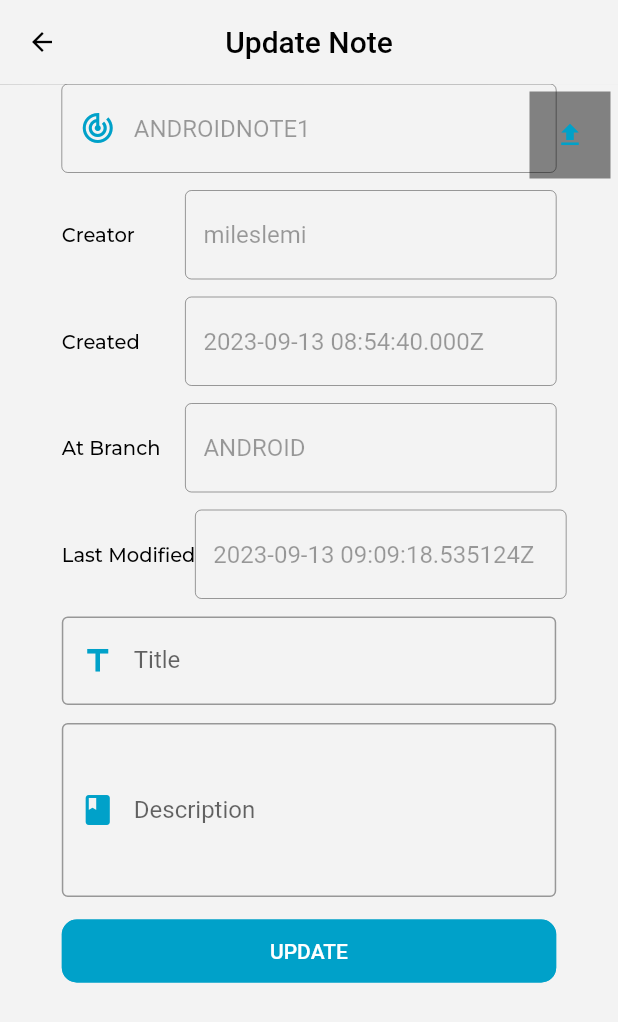
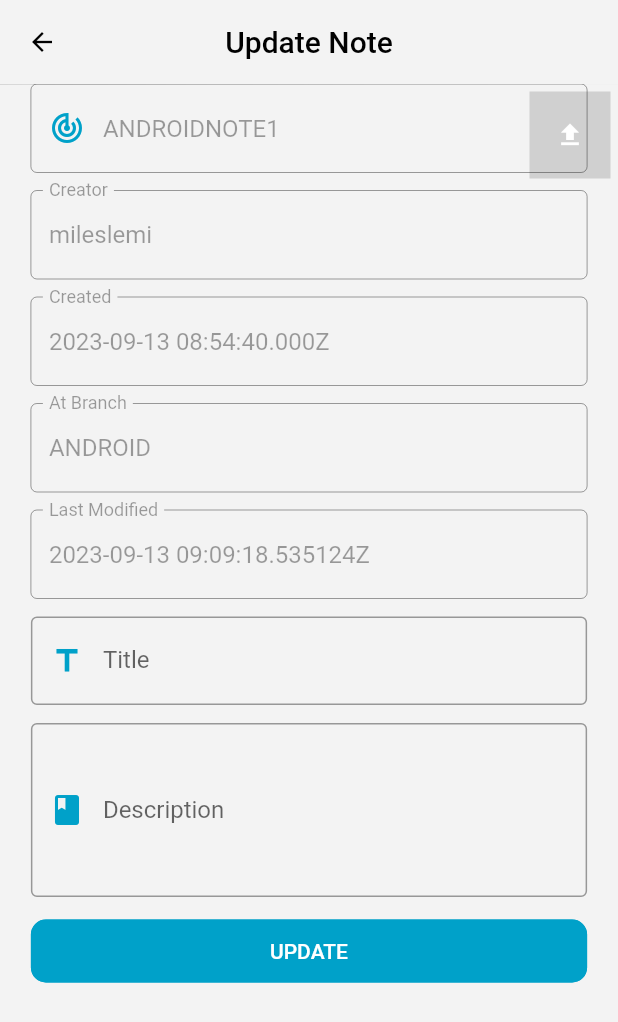
Before and after one commit to Mileslemi/appsyncing, a Flutter app: the DashBoard screen opened by its route, after a tap on an icon or button, on a phone screen of 412 x 824 dp. Shown: the top 1022 px of the screen. Run offline on Flutter 3.47's test engine with Material 2 defaults, Android fonts, the light colour scheme and no system bars; our stand-ins replace get, google_fonts, sqflite_common_ffi; missing offline and left inert: window_size; accounts and stored records are empty.

Commit message:
_modifying it to be mobile friendly

```diff
--- a/lib/common_widgets/note_display.dart
+++ b/lib/common_widgets/note_display.dart
@@ -59,7 +59,11 @@ Widget buildNotes(List<NoteModel> notes) => ListView.builder(
             ),
             //arguments: {"": ""},
           ),
-            child: noteTile(note));
+          child: SizedBox(
+            height: MediaQuery.of(context).size.height * .25,
+            child: noteTile(note),
+          ),
+        );
       },
     );
 
--- a/lib/common_widgets/note_extra_info.dart
+++ b/lib/common_widgets/note_extra_info.dart
@@ -17,15 +17,23 @@ class NoteExtraInfo extends StatelessWidget {
       top: 5,
       child: Container(
         padding: const EdgeInsets.symmetric(horizontal: 3, vertical: 5),
-        color: const Color.fromARGB(120, 0, 0, 0),
-        child: Column(
-          mainAxisSize: MainAxisSize.min,
-          children: [
-            (note?.synced ?? false)
-                ? const Icon(
-                    Icons.add_task_outlined,
-                    semanticLabel: "Sync",
-                    color: Colors.green,
+        color: const Color.fromARGB(37, 0, 0, 0),
+        child: (note?.synced ?? false)
+            ? const Padding(
+                padding: EdgeInsets.all(8.0),
+                child: Icon(
+                  Icons.add_task_outlined,
+                  semanticLabel: "Sync",
+                  color: Colors.green,
+                ),
+              )
+            : (note?.mergeConflict ?? false)
+                ? IconButton(
+                    onPressed: () {},
+                    icon: const Icon(
+                      Icons.warning,
+                      color: Colors.amber,
+                    ),
                   )
                 : IconButton(
                     onPressed: () {
@@ -33,16 +41,11 @@ class NoteExtraInfo extends StatelessWidget {
                       // resolving is to compare the two rows, the other being in theConflicts table,
                       // and updating this one, setting conflict to false, and deleting the row in theConflict table
                     },
-                    icon: const Icon(Icons.upload),
+                    icon: const Icon(
+                      Icons.upload,
+                      color: Colors.white,
+                    ),
                   ),
-            (note?.mergeConflict ?? false)
-                ? IconButton(
-                    onPressed: () {},
-                    icon: const Icon(Icons.warning),
-                  )
-                : const SizedBox(),
-          ],
-        ),
       ),
     );
   }
--- a/lib/views/addEditNote/add_edit_note.dart
+++ b/lib/views/addEditNote/add_edit_note.dart
@@ -1,3 +1,5 @@
+import 'dart:io';
+
 import 'package:appsyncing/models/note_model.dart';
 import 'package:flutter/material.dart';
 
@@ -27,7 +29,7 @@ class AddEditeNote extends StatelessWidget {
               key: formKey,
               child: ListView(
                 padding: EdgeInsets.symmetric(
-                    horizontal: MediaQuery.of(context).size.width * .1),
+                    horizontal: MediaQuery.of(context).size.width * .05),
                 children: [
                   note == null
                       ? const SizedBox()
@@ -113,7 +115,15 @@ class NoteDetailRow extends StatelessWidget {
     return Column(
       mainAxisSize: MainAxisSize.min,
       children: [
-        Row(
+        (Platform.isIOS || Platform.isAndroid)
+            ? TextFormField(
+                initialValue: detail,
+                enabled: false,
+                decoration: InputDecoration(
+                  labelText: title,
+                ),
+              )
+            : Row(
                 mainAxisAlignment: MainAxisAlignment.spaceBetween,
                 children: [
                   Text(title),
```
Lines whose indentation alone changed are shown as unchanged.
